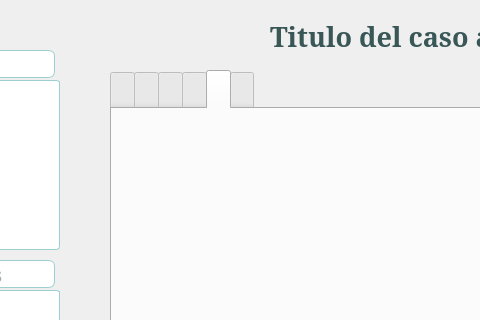
Before: the Qt Designer form src/forms/caseview.ui in damaro05/LawFirmPlatform, drawn with Qt 5; both pictures show x 210 to 690 and y 0 to 320 of the 1350 by 750 pixel window.
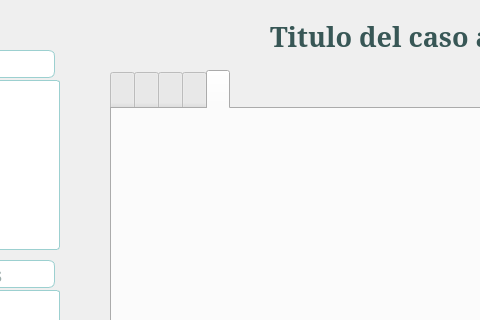
After: the same form once the commit is applied. The open tabs and pages were chosen to show the change. Icons and pictures are not drawn.

Commit message: CaseDetailView done. On changing the current case appears a window for confirmation and it is reloaded the caseDetailView

Patch:
```diff
--- a/src/forms/caseview.ui
+++ b/src/forms/caseview.ui
@@ -171,9 +171,6 @@
    <property name="styleSheet">
     <string notr="true"/>
    </property>
-   <property name="tabShape">
-    <enum>QTabWidget::Rounded</enum>
-   </property>
    <property name="currentIndex">
     <number>1</number>
    </property>
@@ -236,16 +233,6 @@
      <string/>
     </attribute>
    </widget>
-   <widget class="QWidget" name="tabCaseDetailView">
-    <attribute name="icon">
-     <iconset resource="../../media.qrc">
-      <normaloff>:/icons/Resources/imgs/icons/setDefault/Info-48.png</normaloff>
-      <normalon>:/icons/Resources/imgs/icons/setDefault/Info Filled-48.png</normalon>:/icons/Resources/imgs/icons/setDefault/Info-48.png</iconset>
-    </attribute>
-    <attribute name="title">
-     <string/>
-    </attribute>
-   </widget>
   </widget>
   <widget class="QWidget" name="inputSearchOthers" native="true">
    <property name="geometry">
@@ -478,7 +465,7 @@
     <set>QAbstractItemView::NoEditTriggers</set>
    </property>
   </widget>
-  <widget class="QWidget" name="">
+  <widget class="QWidget" name="layoutWidget">
    <property name="geometry">
     <rect>
      <x>450</x>
```
Left out of the diff: 2 changed lines with no effect on the pictures. The commit also changes 13 other files.
